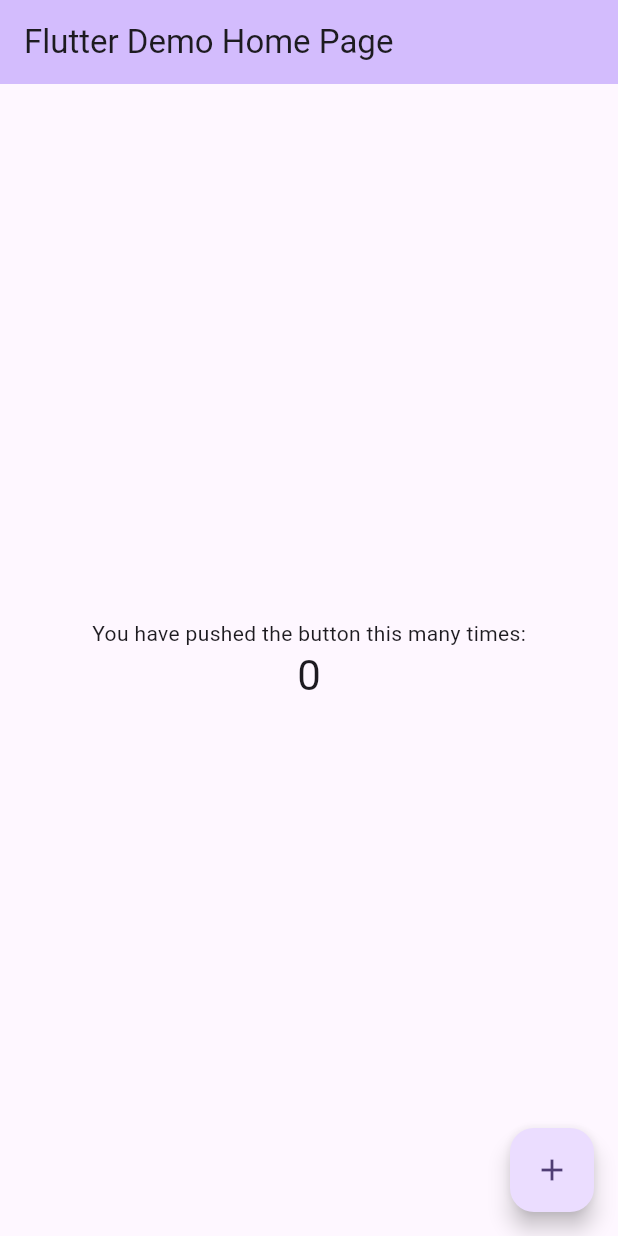
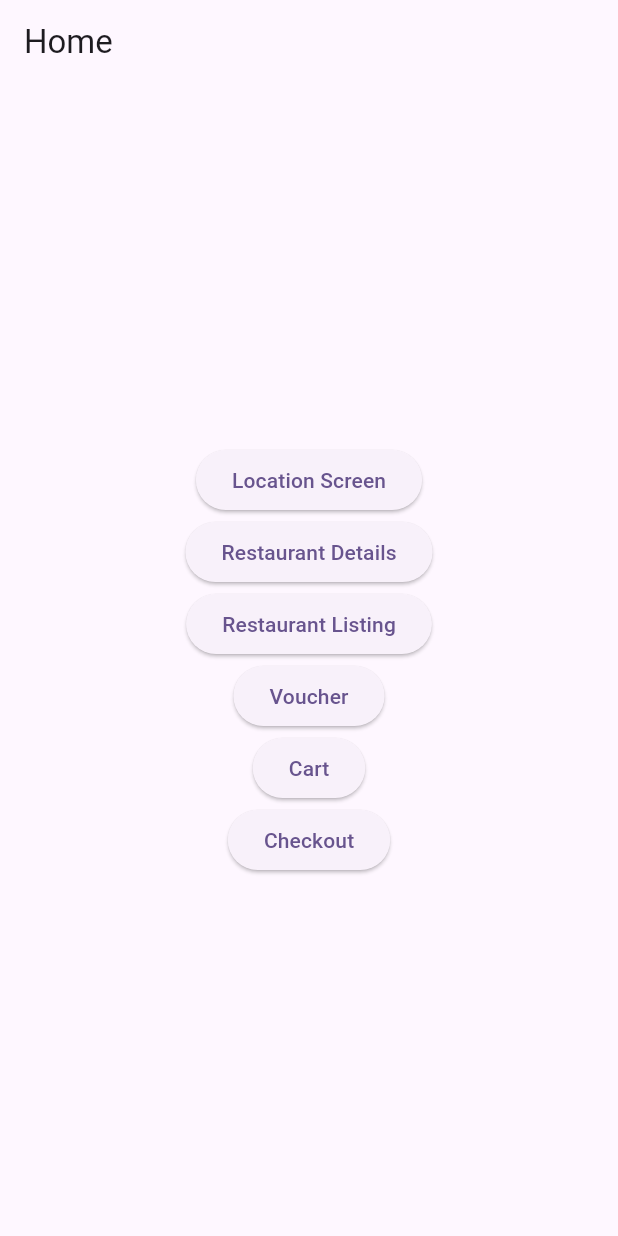
Before and after one commit to cdv74997/hungry_hub, a Flutter app: the screen it shows after launch, on a phone screen of 412 x 824 dp. Run offline on Flutter 3.47's test engine with Material 2 defaults, Android fonts, the phone set to English and light mode, and no system bars.

Commit message:
Screens updated

```diff
--- /dev/null
+++ b/lib/config/app_router.dart
@@ -0,0 +1,43 @@
+import 'package:flutter/material.dart';
+import 'package:hungry_hub/screens/home/home_screen.dart';
+import 'package:hungry_hub/screens/location/location_screen.dart';
+import 'package:hungry_hub/screens/cart/cart_screen.dart';
+import 'package:hungry_hub/screens/checkout/checkout_screen.dart';
+import 'package:hungry_hub/screens/filter/filter_screen.dart';
+import 'package:hungry_hub/screens/restaurant_details/restaurant_details_screen.dart';
+import 'package:hungry_hub/screens/restaurant_listing/restaurant_listing_screen.dart';
+import 'package:hungry_hub/screens/voucher/voucher_screen.dart';
+class AppRouter {
+  static Route onGenerateRoute(RouteSettings settings) {
+    print('The Route is: ${settings.name}');
+
+    switch (settings.name) {
+      case '/':
+        return HomeScreen.route();
+      case HomeScreen.routeName:
+        return HomeScreen.route();
+      case LocationScreen.routeName:
+        return LocationScreen.route();
+      case CartScreen.routeName:
+        return CartScreen.route();
+      case CheckoutScreen.routeName:
+        return CheckoutScreen.route();
+      case FilterScreen.routeName:
+        return FilterScreen.route();
+      case RestaurantDetailsScreen.routeName:
+        return RestaurantDetailsScreen.route();
+      case RestaurantListingScreen.routeName:
+        return RestaurantListingScreen.route();
+      case VoucherScreen.routeName:
+        return VoucherScreen.route();
+      default:
+        return _errorRoute();
+    }
+  }
+  static Route _errorRoute() {
+    return MaterialPageRoute(
+      builder: (_) => Scaffold(appBar: AppBar(title: Text('error'))),
+      settings: RouteSettings(name: '/error'),
+      );
+  }
+}
--- a/lib/main.dart
+++ b/lib/main.dart
@@ -1,5 +1,6 @@
 import 'package:flutter/material.dart';
-
+import 'package:hungry_hub/screens/screens.dart';
+import 'package:hungry_hub/config/app_router.dart';
 void main() {
   runApp(const MyApp());
 }
@@ -13,113 +14,11 @@ class MyApp extends StatelessWidget {
     return MaterialApp(
       title: 'Flutter Demo',
       theme: ThemeData(
-        // This is the theme of your application.
-        //
-        // TRY THIS: Try running your application with "flutter run". You'll see
-        // the application has a blue toolbar. Then, without quitting the app,
-        // try changing the seedColor in the colorScheme below to Colors.green
-        // and then invoke "hot reload" (save your changes or press the "hot
-        // reload" button in a Flutter-supported IDE, or press "r" if you used
-        // the command line to start the app).
-        //
-        // Notice that the counter didn't reset back to zero; the application
-        // state is not lost during the reload. To reset the state, use hot
-        // restart instead.
-        //
-        // This works for code too, not just values: Most code changes can be
-        // tested with just a hot reload.
         colorScheme: ColorScheme.fromSeed(seedColor: Colors.deepPurple),
         useMaterial3: true,
       ),
-      home: const MyHomePage(title: 'Flutter Demo Home Page'),
+      onGenerateRoute: AppRouter.onGenerateRoute,
+      initialRoute: HomeScreen.routeName,
     );
   }
 }
-
-class MyHomePage extends StatefulWidget {
-  const MyHomePage({super.key, required this.title});
-
-  // This widget is the home page of your application. It is stateful, meaning
-  // that it has a State object (defined below) that contains fields that affect
-  // how it looks.
-
-  // This class is the configuration for the state. It holds the values (in this
-  // case the title) provided by the parent (in this case the App widget) and
-  // used by the build method of the State. Fields in a Widget subclass are
-  // always marked "final".
-
-  final String title;
-
-  @override
-  State<MyHomePage> createState() => _MyHomePageState();
-}
-
-class _MyHomePageState extends State<MyHomePage> {
-  int _counter = 0;
-
-  void _incrementCounter() {
-    setState(() {
-      // This call to setState tells the Flutter framework that something has
-      // changed in this State, which causes it to rerun the build method below
-      // so that the display can reflect the updated values. If we changed
-      // _counter without calling setState(), then the build method would not be
-      // called again, and so nothing would appear to happen.
-      _counter++;
-    });
-  }
-
-  @override
-  Widget build(BuildContext context) {
-    // This method is rerun every time setState is called, for instance as done
-    // by the _incrementCounter method above.
-    //
-    // The Flutter framework has been optimized to make rerunning build methods
-    // fast, so that you can just rebuild anything that needs updating rather
-    // than having to individually change instances of widgets.
-    return Scaffold(
-      appBar: AppBar(
-        // TRY THIS: Try changing the color here to a specific color (to
-        // Colors.amber, perhaps?) and trigger a hot reload to see the AppBar
-        // change color while the other colors stay the same.
-        backgroundColor: Theme.of(context).colorScheme.inversePrimary,
-        // Here we take the value from the MyHomePage object that was created by
-        // the App.build method, and use it to set our appbar title.
-        title: Text(widget.title),
-      ),
-      body: Center(
-        // Center is a layout widget. It takes a single child and positions it
-        // in the middle of the parent.
-        child: Column(
-          // Column is also a layout widget. It takes a list of children and
-          // arranges them vertically. By default, it sizes itself to fit its
-          // children horizontally, and tries to be as tall as its parent.
-          //
-          // Column has various properties to control how it sizes itself and
-          // how it positions its children. Here we use mainAxisAlignment to
-          // center the children vertically; the main axis here is the vertical
-          // axis because Columns are vertical (the cross axis would be
-          // horizontal).
-          //
-          // TRY THIS: Invoke "debug painting" (choose the "Toggle Debug Paint"
-          // action in the IDE, or press "p" in the console), to see the
-          // wireframe for each widget.
-          mainAxisAlignment: MainAxisAlignment.center,
-          children: <Widget>[
-            const Text(
-              'You have pushed the button this many times:',
-            ),
-            Text(
-              '$_counter',
-              style: Theme.of(context).textTheme.headlineMedium,
-            ),
-          ],
-        ),
-      ),
-      floatingActionButton: FloatingActionButton(
-        onPressed: _incrementCounter,
-        tooltip: 'Increment',
-        child: const Icon(Icons.add),
-      ), // This trailing comma makes auto-formatting nicer for build methods.
-    );
-  }
-}
--- /dev/null
+++ b/lib/screens/cart/cart_screen.dart
@@ -0,0 +1,26 @@
+import 'package:flutter/material.dart';
+class CartScreen extends StatelessWidget {
+  static const String routeName = '/cart';
+
+  static Route route() {
+    return MaterialPageRoute(
+      builder: (_) => CartScreen(),
+      settings: RouteSettings(name: routeName),
+      );
+  }
+
+  @override
+  Widget build(BuildContext context) {
+    return Scaffold(
+      appBar: AppBar(title: Text('Cart')),
+      body: Center(
+        child: ElevatedButton(
+          child: Text('Home Screen'),
+          onPressed: () {
+            Navigator.pushNamed(context, '/');
+          },
+        ),
+      ),
+    );
+  }
+}
--- /dev/null
+++ b/lib/screens/home/home_screen.dart
@@ -0,0 +1,61 @@
+import 'package:flutter/material.dart';
+class HomeScreen extends StatelessWidget {
+  static const String routeName = '/';
+
+  static Route route() {
+    return MaterialPageRoute(
+      builder: (_) => HomeScreen(),
+      settings: RouteSettings(name: routeName),
+      );
+  }
+
+  @override
+  Widget build(BuildContext context) {
+    return Scaffold(
+      appBar: AppBar(title: Text('Home')),
+      body: Center(
+        child: Column(
+          mainAxisAlignment: MainAxisAlignment.center,
+          children: [
+            ElevatedButton(
+              child: Text('Location Screen'),
+              onPressed: () {
+                Navigator.pushNamed(context, '/location');
+              },
+            ),
+            ElevatedButton(
+              child: Text('Restaurant Details'),
+              onPressed: () {
+                Navigator.pushNamed(context, '/restaurant-details');
+              },
+            ),
+            ElevatedButton(
+              child: Text('Restaurant Listing'),
+              onPressed: () {
+                Navigator.pushNamed(context, '/restaurant-listing');
+              },
+            ),
+            ElevatedButton(
+              child: Text('Voucher'),
+              onPressed: () {
+                Navigator.pushNamed(context, '/voucher');
+              },
+            ),
+            ElevatedButton(
+              child: Text('Cart'),
+              onPressed: () {
+                Navigator.pushNamed(context, '/cart');
+              },
+            ),
+            ElevatedButton(
+              child: Text('Checkout'),
+              onPressed: () {
+                Navigator.pushNamed(context, '/checkout');
+              },
+            ),
+          ],
+        ),
+      ),
+    );
+  }
+}
--- /dev/null
+++ b/lib/screens/screens.dart
@@ -0,0 +1,8 @@
+export 'home/home_screen.dart';
+export 'cart/cart_screen.dart';
+export 'location/location_screen.dart';
+export 'checkout/checkout_screen.dart';
+export 'filter/filter_screen.dart';
+export 'restaurant_details/restaurant_details_screen.dart';
+export 'restaurant_listing/restaurant_listing_screen.dart';
+export 'voucher/voucher_screen.dart';
```
Also changed, not shown: lib/screens/checkout/checkout_screen.dart (added, +26 -0 lines), lib/screens/filter/filter_screen.dart (added, +26 -0 lines), lib/screens/location/location_screen.dart (added, +26 -0 lines), lib/screens/restaurant_details/restaurant_details_screen.dart (added, +26 -0 lines), lib/screens/restaurant_listing/restaurant_listing_screen.dart (added, +26 -0 lines), lib/screens/voucher/voucher_screen.dart (added, +26 -0 lines).
